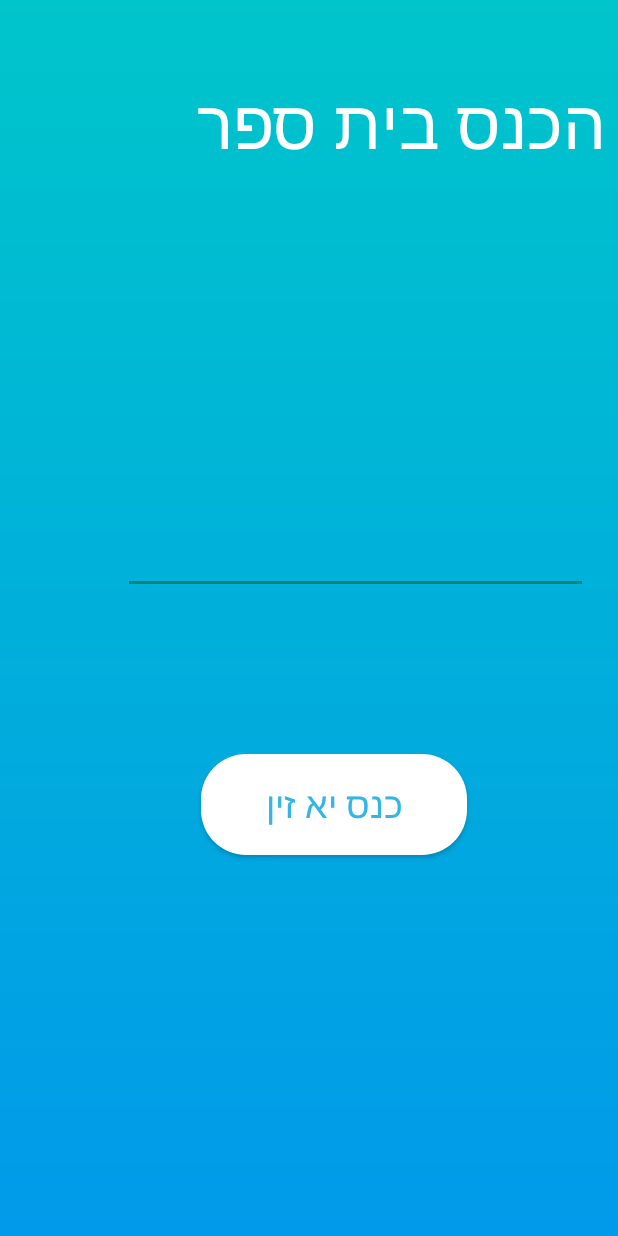
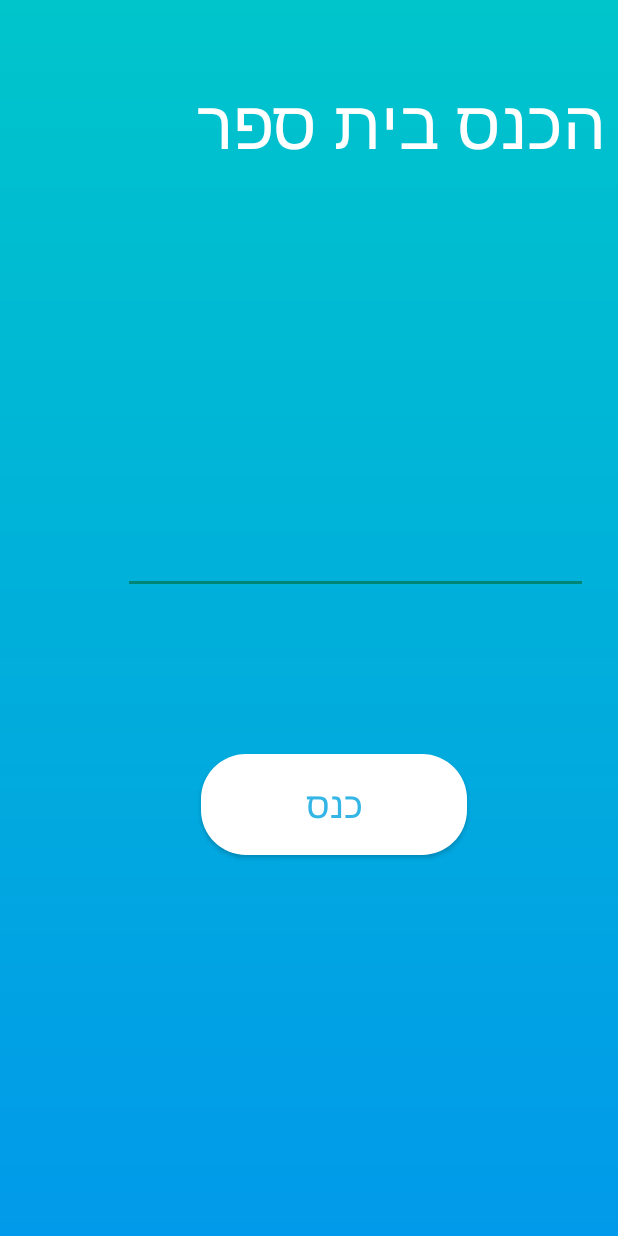
Before and after one commit to adaminspaceship/Polocal, an Android app: the screen it shows after launch (LoginAc), on a phone screen of 412 x 824 dp. Run offline under Robolectric (Android 15) with nearby library versions, the phone set to English and light mode, and no system bars.

Commit message:
apk added

```diff
--- a/MillionDollarApp/app/src/main/res/layout/activity_login.xml
+++ b/MillionDollarApp/app/src/main/res/layout/activity_login.xml
@@ -95,7 +95,7 @@
         android:layout_marginStart="8dp"
         android:layout_marginTop="8dp"
         android:background="@drawable/buttons"
-        android:text="כנס יא זין"
+        android:text="כנס"
 
         android:textColor="@android:color/holo_blue_light"
         android:textSize="24sp"
```
Also changed, not shown: MillionDollarApp/app/src/main/java/comn/apps/yalonig/polocal/MainActivity.java (line endings or trailing spaces), 2 other files.
